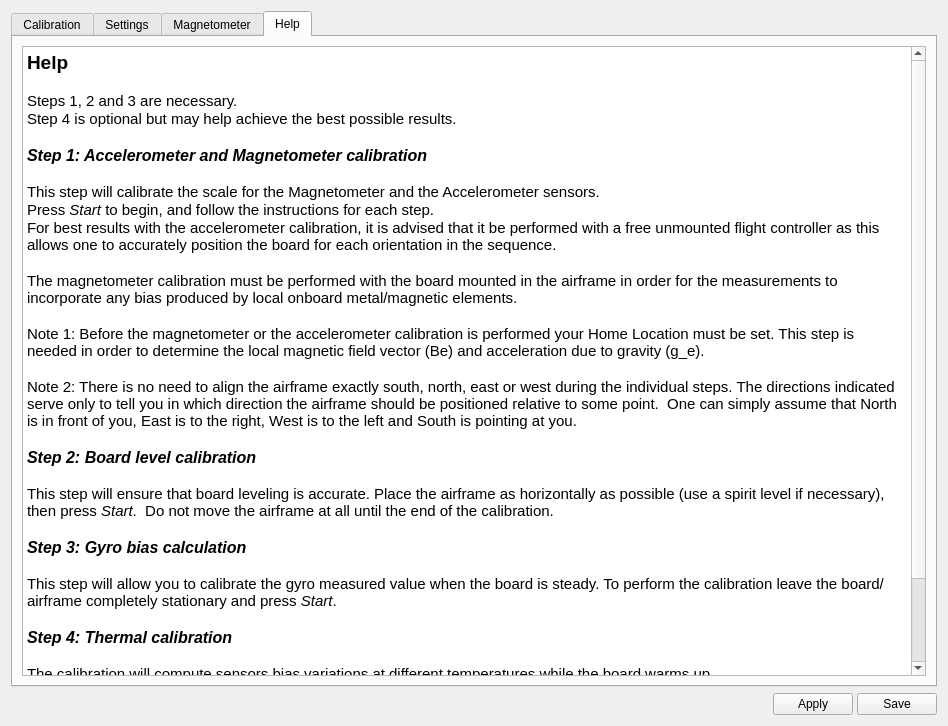
Above: ground/gcs/src/plugins/config/revosensors.ui from librepilot/LibrePilot before the change. Below: the same form after it.
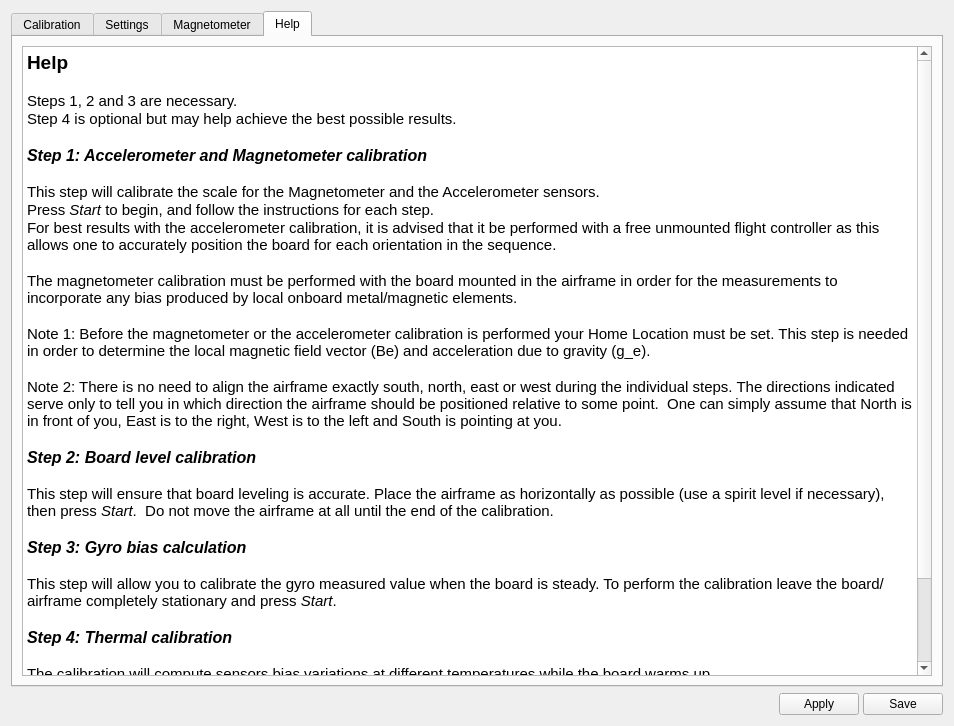
That is the form after the change. The open tabs and pages were chosen to show the change. Icons and pictures are not drawn.

Commit message: LP-245: config: all buttons (help, apply, save, ...) are now handled through autobinding

Patch:
```diff
--- a/ground/gcs/src/plugins/config/revosensors.ui
+++ b/ground/gcs/src/plugins/config/revosensors.ui
@@ -6,7 +6,7 @@
    <rect>
     <x>0</x>
     <y>0</y>
-    <width>935</width>
+    <width>954</width>
     <height>726</height>
    </rect>
   </property>
@@ -1707,38 +1707,38 @@
           <string>&lt;!DOCTYPE HTML PUBLIC &quot;-//W3C//DTD HTML 4.0//EN&quot; &quot;http://www.w3.org/TR/REC-html40/strict.dtd&quot;&gt;
 &lt;html&gt;&lt;head&gt;&lt;meta name=&quot;qrichtext&quot; content=&quot;1&quot; /&gt;&lt;style type=&quot;text/css&quot;&gt;
 p, li { white-space: pre-wrap; }
-&lt;/style&gt;&lt;/head&gt;&lt;body style=&quot; font-family:'MS Shell Dlg 2'; font-size:8.25pt; font-weight:400; font-style:normal;&quot;&gt;
-&lt;p style=&quot; margin-top:0px; margin-bottom:0px; margin-left:0px; margin-right:0px; -qt-block-indent:0; text-indent:0px;&quot;&gt;&lt;span style=&quot; font-size:14pt; font-weight:600;&quot;&gt;Help&lt;/span&gt;&lt;/p&gt;
-&lt;p style=&quot;-qt-paragraph-type:empty; margin-top:0px; margin-bottom:0px; margin-left:0px; margin-right:0px; -qt-block-indent:0; text-indent:0px; font-size:11pt;&quot;&gt;&lt;br /&gt;&lt;/p&gt;
-&lt;p style=&quot; margin-top:0px; margin-bottom:0px; margin-left:0px; margin-right:0px; -qt-block-indent:0; text-indent:0px;&quot;&gt;&lt;span style=&quot; font-size:11pt;&quot;&gt;Steps 1, 2 and 3 are necessary.&lt;/span&gt;&lt;/p&gt;
-&lt;p style=&quot; margin-top:0px; margin-bottom:0px; margin-left:0px; margin-right:0px; -qt-block-indent:0; text-indent:0px;&quot;&gt;&lt;span style=&quot; font-size:11pt;&quot;&gt;Step 4 is optional but may help achieve the best possible results.&lt;/span&gt;&lt;/p&gt;
-&lt;p style=&quot;-qt-paragraph-type:empty; margin-top:0px; margin-bottom:0px; margin-left:0px; margin-right:0px; -qt-block-indent:0; text-indent:0px; font-size:11pt;&quot;&gt;&lt;br /&gt;&lt;/p&gt;
-&lt;p style=&quot; margin-top:0px; margin-bottom:0px; margin-left:0px; margin-right:0px; -qt-block-indent:0; text-indent:0px;&quot;&gt;&lt;span style=&quot; font-size:12pt; font-weight:600; font-style:italic;&quot;&gt;Step 1: Accelerometer and Magnetometer calibration&lt;/span&gt;&lt;/p&gt;
-&lt;p style=&quot;-qt-paragraph-type:empty; margin-top:0px; margin-bottom:0px; margin-left:0px; margin-right:0px; -qt-block-indent:0; text-indent:0px; font-size:11pt;&quot;&gt;&lt;br /&gt;&lt;/p&gt;
-&lt;p style=&quot; margin-top:0px; margin-bottom:0px; margin-left:0px; margin-right:0px; -qt-block-indent:0; text-indent:0px;&quot;&gt;&lt;span style=&quot; font-size:11pt;&quot;&gt;This step will calibrate the scale for the Magnetometer and the Accelerometer sensors. &lt;/span&gt;&lt;/p&gt;
-&lt;p style=&quot; margin-top:0px; margin-bottom:0px; margin-left:0px; margin-right:0px; -qt-block-indent:0; text-indent:0px;&quot;&gt;&lt;span style=&quot; font-size:11pt;&quot;&gt;Press &lt;/span&gt;&lt;span style=&quot; font-size:11pt; font-style:italic;&quot;&gt;Start&lt;/span&gt;&lt;span style=&quot; font-size:11pt;&quot;&gt; to begin, and follow the instructions for each step. &lt;/span&gt;&lt;/p&gt;
-&lt;p style=&quot; margin-top:0px; margin-bottom:0px; margin-left:0px; margin-right:0px; -qt-block-indent:0; text-indent:0px;&quot;&gt;&lt;span style=&quot; font-size:11pt;&quot;&gt;For best results with the accelerometer calibration, it is advised that it be performed with a free unmounted flight controller as this allows one to accurately position the board for each orientation in the sequence.&lt;/span&gt;&lt;/p&gt;
-&lt;p style=&quot;-qt-paragraph-type:empty; margin-top:0px; margin-bottom:0px; margin-left:0px; margin-right:0px; -qt-block-indent:0; text-indent:0px; font-size:11pt;&quot;&gt;&lt;br /&gt;&lt;/p&gt;
-&lt;p style=&quot; margin-top:0px; margin-bottom:0px; margin-left:0px; margin-right:0px; -qt-block-indent:0; text-indent:0px;&quot;&gt;&lt;span style=&quot; font-size:11pt;&quot;&gt;The magnetometer calibration must be performed with the board mounted in the airframe in order for the measurements to incorporate any bias produced by local onboard metal/magnetic elements.&lt;/span&gt;&lt;/p&gt;
-&lt;p style=&quot;-qt-paragraph-type:empty; margin-top:0px; margin-bottom:0px; margin-left:0px; margin-right:0px; -qt-block-indent:0; text-indent:0px; font-size:11pt;&quot;&gt;&lt;br /&gt;&lt;/p&gt;
-&lt;p style=&quot; margin-top:0px; margin-bottom:0px; margin-left:0px; margin-right:0px; -qt-block-indent:0; text-indent:0px;&quot;&gt;&lt;span style=&quot; font-size:11pt;&quot;&gt;Note 1: Before the magnetometer or the accelerometer calibration is performed your Home Location must be set. This step is needed in order to determine the local magnetic field vector (Be) and acceleration due to gravity (g_e).&lt;/span&gt;&lt;/p&gt;
-&lt;p style=&quot;-qt-paragraph-type:empty; margin-top:0px; margin-bottom:0px; margin-left:0px; margin-right:0px; -qt-block-indent:0; text-indent:0px; font-size:11pt;&quot;&gt;&lt;br /&gt;&lt;/p&gt;
-&lt;p style=&quot; margin-top:0px; margin-bottom:0px; margin-left:0px; margin-right:0px; -qt-block-indent:0; text-indent:0px;&quot;&gt;&lt;span style=&quot; font-size:11pt;&quot;&gt;Note 2: There is no need to align the airframe exactly south, north, east or west during the individual steps. The directions indicated serve only to tell you in which direction the airframe should be positioned relative to some point.  One can simply assume that North is in front of you, East is to the right, West is to the left and South is pointing at you.&lt;/span&gt;&lt;/p&gt;
-&lt;p style=&quot;-qt-paragraph-type:empty; margin-top:0px; margin-bottom:0px; margin-left:0px; margin-right:0px; -qt-block-indent:0; text-indent:0px; font-size:11pt;&quot;&gt;&lt;br /&gt;&lt;/p&gt;
-&lt;p style=&quot; margin-top:0px; margin-bottom:0px; margin-left:0px; margin-right:0px; -qt-block-indent:0; text-indent:0px;&quot;&gt;&lt;span style=&quot; font-size:12pt; font-weight:600; font-style:italic;&quot;&gt;Step 2: Board level calibration&lt;/span&gt;&lt;/p&gt;
-&lt;p style=&quot;-qt-paragraph-type:empty; margin-top:0px; margin-bottom:0px; margin-left:0px; margin-right:0px; -qt-block-indent:0; text-indent:0px; font-size:11pt;&quot;&gt;&lt;br /&gt;&lt;/p&gt;
-&lt;p style=&quot; margin-top:0px; margin-bottom:0px; margin-left:0px; margin-right:0px; -qt-block-indent:0; text-indent:0px;&quot;&gt;&lt;span style=&quot; font-size:11pt;&quot;&gt;This step will ensure that board leveling is accurate. Place the airframe as horizontally as possible (use a spirit level if necessary), then press &lt;/span&gt;&lt;span style=&quot; font-size:11pt; font-style:italic;&quot;&gt;Start&lt;/span&gt;&lt;span style=&quot; font-size:11pt;&quot;&gt;.  Do not move the airframe at all until the end of the calibration.&lt;/span&gt;&lt;/p&gt;
-&lt;p style=&quot;-qt-paragraph-type:empty; margin-top:0px; margin-bottom:0px; margin-left:0px; margin-right:0px; -qt-block-indent:0; text-indent:0px; font-size:11pt;&quot;&gt;&lt;br /&gt;&lt;/p&gt;
-&lt;p style=&quot; margin-top:0px; margin-bottom:0px; margin-left:0px; margin-right:0px; -qt-block-indent:0; text-indent:0px;&quot;&gt;&lt;span style=&quot; font-size:12pt; font-weight:600; font-style:italic;&quot;&gt;Step 3: Gyro bias calculation&lt;/span&gt;&lt;/p&gt;
-&lt;p style=&quot;-qt-paragraph-type:empty; margin-top:0px; margin-bottom:0px; margin-left:0px; margin-right:0px; -qt-block-indent:0; text-indent:0px; font-size:11pt;&quot;&gt;&lt;br /&gt;&lt;/p&gt;
-&lt;p style=&quot; margin-top:0px; margin-bottom:0px; margin-left:0px; margin-right:0px; -qt-block-indent:0; text-indent:0px;&quot;&gt;&lt;span style=&quot; font-size:11pt;&quot;&gt;This step will allow you to calibrate the gyro measured value when the board is steady. To perform the calibration leave the board/airframe completely stationary and press &lt;/span&gt;&lt;span style=&quot; font-size:11pt; font-style:italic;&quot;&gt;Start&lt;/span&gt;&lt;span style=&quot; font-size:11pt;&quot;&gt;. &lt;/span&gt;&lt;/p&gt;
-&lt;p style=&quot;-qt-paragraph-type:empty; margin-top:0px; margin-bottom:0px; margin-left:0px; margin-right:0px; -qt-block-indent:0; text-indent:0px; font-size:11pt;&quot;&gt;&lt;br /&gt;&lt;/p&gt;
-&lt;p style=&quot; margin-top:0px; margin-bottom:0px; margin-left:0px; margin-right:0px; -qt-block-indent:0; text-indent:0px;&quot;&gt;&lt;span style=&quot; font-size:12pt; font-weight:600; font-style:italic;&quot;&gt;Step 4: Thermal calibration&lt;/span&gt;&lt;/p&gt;
-&lt;p style=&quot;-qt-paragraph-type:empty; margin-top:0px; margin-bottom:0px; margin-left:0px; margin-right:0px; -qt-block-indent:0; text-indent:0px; font-size:11pt;&quot;&gt;&lt;br /&gt;&lt;/p&gt;
-&lt;p style=&quot; margin-top:0px; margin-bottom:0px; margin-left:0px; margin-right:0px; -qt-block-indent:0; text-indent:0px;&quot;&gt;&lt;span style=&quot; font-size:11pt;&quot;&gt;The calibration will compute sensors bias variations at different temperatures while the board warms up.&lt;/span&gt;&lt;/p&gt;
-&lt;p style=&quot; margin-top:0px; margin-bottom:0px; margin-left:0px; margin-right:0px; -qt-block-indent:0; text-indent:0px;&quot;&gt;&lt;span style=&quot; font-size:11pt;&quot;&gt;This allows a certain amount of correction of those bias variations against temperature changes.  It improves altitude hold accuracy and reduces yaw drift.&lt;/span&gt;&lt;/p&gt;
-&lt;p style=&quot; margin-top:0px; margin-bottom:0px; margin-left:0px; margin-right:0px; -qt-block-indent:0; text-indent:0px;&quot;&gt;&lt;span style=&quot; font-size:11pt;&quot;&gt;To perform this calibration disconnect any power from the board and leave it to cool down at room temperature for 15-20 minutes. Then attach the usb connector to the board and press &lt;/span&gt;&lt;span style=&quot; font-size:11pt; font-style:italic;&quot;&gt;Start&lt;/span&gt;&lt;span style=&quot; font-size:11pt;&quot;&gt;, leaving the board completely stationary. Wait until complete.&lt;/span&gt;&lt;/p&gt;
-&lt;p style=&quot;-qt-paragraph-type:empty; margin-top:0px; margin-bottom:0px; margin-left:0px; margin-right:0px; -qt-block-indent:0; text-indent:0px; font-size:11pt;&quot;&gt;&lt;br /&gt;&lt;/p&gt;&lt;/body&gt;&lt;/html&gt;</string>
+&lt;/style&gt;&lt;/head&gt;&lt;body style=&quot; font-family:'Ubuntu'; font-size:11pt; font-weight:400; font-style:normal;&quot;&gt;
+&lt;p style=&quot; margin-top:0px; margin-bottom:0px; margin-left:0px; margin-right:0px; -qt-block-indent:0; text-indent:0px;&quot;&gt;&lt;span style=&quot; font-family:'MS Shell Dlg 2'; font-size:14pt; font-weight:600;&quot;&gt;Help&lt;/span&gt;&lt;/p&gt;
+&lt;p style=&quot;-qt-paragraph-type:empty; margin-top:0px; margin-bottom:0px; margin-left:0px; margin-right:0px; -qt-block-indent:0; text-indent:0px; font-family:'MS Shell Dlg 2';&quot;&gt;&lt;br /&gt;&lt;/p&gt;
+&lt;p style=&quot; margin-top:0px; margin-bottom:0px; margin-left:0px; margin-right:0px; -qt-block-indent:0; text-indent:0px;&quot;&gt;&lt;span style=&quot; font-family:'MS Shell Dlg 2';&quot;&gt;Steps 1, 2 and 3 are necessary.&lt;/span&gt;&lt;/p&gt;
+&lt;p style=&quot; margin-top:0px; margin-bottom:0px; margin-left:0px; margin-right:0px; -qt-block-indent:0; text-indent:0px;&quot;&gt;&lt;span style=&quot; font-family:'MS Shell Dlg 2';&quot;&gt;Step 4 is optional but may help achieve the best possible results.&lt;/span&gt;&lt;/p&gt;
+&lt;p style=&quot;-qt-paragraph-type:empty; margin-top:0px; margin-bottom:0px; margin-left:0px; margin-right:0px; -qt-block-indent:0; text-indent:0px; font-family:'MS Shell Dlg 2';&quot;&gt;&lt;br /&gt;&lt;/p&gt;
+&lt;p style=&quot; margin-top:0px; margin-bottom:0px; margin-left:0px; margin-right:0px; -qt-block-indent:0; text-indent:0px;&quot;&gt;&lt;span style=&quot; font-family:'MS Shell Dlg 2'; font-size:12pt; font-weight:600; font-style:italic;&quot;&gt;Step 1: Accelerometer and Magnetometer calibration&lt;/span&gt;&lt;/p&gt;
+&lt;p style=&quot;-qt-paragraph-type:empty; margin-top:0px; margin-bottom:0px; margin-left:0px; margin-right:0px; -qt-block-indent:0; text-indent:0px; font-family:'MS Shell Dlg 2';&quot;&gt;&lt;br /&gt;&lt;/p&gt;
+&lt;p style=&quot; margin-top:0px; margin-bottom:0px; margin-left:0px; margin-right:0px; -qt-block-indent:0; text-indent:0px;&quot;&gt;&lt;span style=&quot; font-family:'MS Shell Dlg 2';&quot;&gt;This step will calibrate the scale for the Magnetometer and the Accelerometer sensors. &lt;/span&gt;&lt;/p&gt;
+&lt;p style=&quot; margin-top:0px; margin-bottom:0px; margin-left:0px; margin-right:0px; -qt-block-indent:0; text-indent:0px;&quot;&gt;&lt;span style=&quot; font-family:'MS Shell Dlg 2';&quot;&gt;Press &lt;/span&gt;&lt;span style=&quot; font-family:'MS Shell Dlg 2'; font-style:italic;&quot;&gt;Start&lt;/span&gt;&lt;span style=&quot; font-family:'MS Shell Dlg 2';&quot;&gt; to begin, and follow the instructions for each step. &lt;/span&gt;&lt;/p&gt;
+&lt;p style=&quot; margin-top:0px; margin-bottom:0px; margin-left:0px; margin-right:0px; -qt-block-indent:0; text-indent:0px;&quot;&gt;&lt;span style=&quot; font-family:'MS Shell Dlg 2';&quot;&gt;For best results with the accelerometer calibration, it is advised that it be performed with a free unmounted flight controller as this allows one to accurately position the board for each orientation in the sequence.&lt;/span&gt;&lt;/p&gt;
+&lt;p style=&quot;-qt-paragraph-type:empty; margin-top:0px; margin-bottom:0px; margin-left:0px; margin-right:0px; -qt-block-indent:0; text-indent:0px; font-family:'MS Shell Dlg 2';&quot;&gt;&lt;br /&gt;&lt;/p&gt;
+&lt;p style=&quot; margin-top:0px; margin-bottom:0px; margin-left:0px; margin-right:0px; -qt-block-indent:0; text-indent:0px;&quot;&gt;&lt;span style=&quot; font-family:'MS Shell Dlg 2';&quot;&gt;The magnetometer calibration must be performed with the board mounted in the airframe in order for the measurements to incorporate any bias produced by local onboard metal/magnetic elements.&lt;/span&gt;&lt;/p&gt;
+&lt;p style=&quot;-qt-paragraph-type:empty; margin-top:0px; margin-bottom:0px; margin-left:0px; margin-right:0px; -qt-block-indent:0; text-indent:0px; font-family:'MS Shell Dlg 2';&quot;&gt;&lt;br /&gt;&lt;/p&gt;
+&lt;p style=&quot; margin-top:0px; margin-bottom:0px; margin-left:0px; margin-right:0px; -qt-block-indent:0; text-indent:0px;&quot;&gt;&lt;span style=&quot; font-family:'MS Shell Dlg 2';&quot;&gt;Note 1: Before the magnetometer or the accelerometer calibration is performed your Home Location must be set. This step is needed in order to determine the local magnetic field vector (Be) and acceleration due to gravity (g_e).&lt;/span&gt;&lt;/p&gt;
+&lt;p style=&quot;-qt-paragraph-type:empty; margin-top:0px; margin-bottom:0px; margin-left:0px; margin-right:0px; -qt-block-indent:0; text-indent:0px; font-family:'MS Shell Dlg 2';&quot;&gt;&lt;br /&gt;&lt;/p&gt;
+&lt;p style=&quot; margin-top:0px; margin-bottom:0px; margin-left:0px; margin-right:0px; -qt-block-indent:0; text-indent:0px;&quot;&gt;&lt;span style=&quot; font-family:'MS Shell Dlg 2';&quot;&gt;Note 2: There is no need to align the airframe exactly south, north, east or west during the individual steps. The directions indicated serve only to tell you in which direction the airframe should be positioned relative to some point.  One can simply assume that North is in front of you, East is to the right, West is to the left and South is pointing at you.&lt;/span&gt;&lt;/p&gt;
+&lt;p style=&quot;-qt-paragraph-type:empty; margin-top:0px; margin-bottom:0px; margin-left:0px; margin-right:0px; -qt-block-indent:0; text-indent:0px; font-family:'MS Shell Dlg 2';&quot;&gt;&lt;br /&gt;&lt;/p&gt;
+&lt;p style=&quot; margin-top:0px; margin-bottom:0px; margin-left:0px; margin-right:0px; -qt-block-indent:0; text-indent:0px;&quot;&gt;&lt;span style=&quot; font-family:'MS Shell Dlg 2'; font-size:12pt; font-weight:600; font-style:italic;&quot;&gt;Step 2: Board level calibration&lt;/span&gt;&lt;/p&gt;
+&lt;p style=&quot;-qt-paragraph-type:empty; margin-top:0px; margin-bottom:0px; margin-left:0px; margin-right:0px; -qt-block-indent:0; text-indent:0px; font-family:'MS Shell Dlg 2';&quot;&gt;&lt;br /&gt;&lt;/p&gt;
+&lt;p style=&quot; margin-top:0px; margin-bottom:0px; margin-left:0px; margin-right:0px; -qt-block-indent:0; text-indent:0px;&quot;&gt;&lt;span style=&quot; font-family:'MS Shell Dlg 2';&quot;&gt;This step will ensure that board leveling is accurate. Place the airframe as horizontally as possible (use a spirit level if necessary), then press &lt;/span&gt;&lt;span style=&quot; font-family:'MS Shell Dlg 2'; font-style:italic;&quot;&gt;Start&lt;/span&gt;&lt;span style=&quot; font-family:'MS Shell Dlg 2';&quot;&gt;.  Do not move the airframe at all until the end of the calibration.&lt;/span&gt;&lt;/p&gt;
+&lt;p style=&quot;-qt-paragraph-type:empty; margin-top:0px; margin-bottom:0px; margin-left:0px; margin-right:0px; -qt-block-indent:0; text-indent:0px; font-family:'MS Shell Dlg 2';&quot;&gt;&lt;br /&gt;&lt;/p&gt;
+&lt;p style=&quot; margin-top:0px; margin-bottom:0px; margin-left:0px; margin-right:0px; -qt-block-indent:0; text-indent:0px;&quot;&gt;&lt;span style=&quot; font-family:'MS Shell Dlg 2'; font-size:12pt; font-weight:600; font-style:italic;&quot;&gt;Step 3: Gyro bias calculation&lt;/span&gt;&lt;/p&gt;
+&lt;p style=&quot;-qt-paragraph-type:empty; margin-top:0px; margin-bottom:0px; margin-left:0px; margin-right:0px; -qt-block-indent:0; text-indent:0px; font-family:'MS Shell Dlg 2';&quot;&gt;&lt;br /&gt;&lt;/p&gt;
+&lt;p style=&quot; margin-top:0px; margin-bottom:0px; margin-left:0px; margin-right:0px; -qt-block-indent:0; text-indent:0px;&quot;&gt;&lt;span style=&quot; font-family:'MS Shell Dlg 2';&quot;&gt;This step will allow you to calibrate the gyro measured value when the board is steady. To perform the calibration leave the board/airframe completely stationary and press &lt;/span&gt;&lt;span style=&quot; font-family:'MS Shell Dlg 2'; font-style:italic;&quot;&gt;Start&lt;/span&gt;&lt;span style=&quot; font-family:'MS Shell Dlg 2';&quot;&gt;. &lt;/span&gt;&lt;/p&gt;
+&lt;p style=&quot;-qt-paragraph-type:empty; margin-top:0px; margin-bottom:0px; margin-left:0px; margin-right:0px; -qt-block-indent:0; text-indent:0px; font-family:'MS Shell Dlg 2';&quot;&gt;&lt;br /&gt;&lt;/p&gt;
+&lt;p style=&quot; margin-top:0px; margin-bottom:0px; margin-left:0px; margin-right:0px; -qt-block-indent:0; text-indent:0px;&quot;&gt;&lt;span style=&quot; font-family:'MS Shell Dlg 2'; font-size:12pt; font-weight:600; font-style:italic;&quot;&gt;Step 4: Thermal calibration&lt;/span&gt;&lt;/p&gt;
+&lt;p style=&quot;-qt-paragraph-type:empty; margin-top:0px; margin-bottom:0px; margin-left:0px; margin-right:0px; -qt-block-indent:0; text-indent:0px; font-family:'MS Shell Dlg 2';&quot;&gt;&lt;br /&gt;&lt;/p&gt;
+&lt;p style=&quot; margin-top:0px; margin-bottom:0px; margin-left:0px; margin-right:0px; -qt-block-indent:0; text-indent:0px;&quot;&gt;&lt;span style=&quot; font-family:'MS Shell Dlg 2';&quot;&gt;The calibration will compute sensors bias variations at different temperatures while the board warms up.&lt;/span&gt;&lt;/p&gt;
+&lt;p style=&quot; margin-top:0px; margin-bottom:0px; margin-left:0px; margin-right:0px; -qt-block-indent:0; text-indent:0px;&quot;&gt;&lt;span style=&quot; font-family:'MS Shell Dlg 2';&quot;&gt;This allows a certain amount of correction of those bias variations against temperature changes.  It improves altitude hold accuracy and reduces yaw drift.&lt;/span&gt;&lt;/p&gt;
+&lt;p style=&quot; margin-top:0px; margin-bottom:0px; margin-left:0px; margin-right:0px; -qt-block-indent:0; text-indent:0px;&quot;&gt;&lt;span style=&quot; font-family:'MS Shell Dlg 2';&quot;&gt;To perform this calibration disconnect any power from the board and leave it to cool down at room temperature for 15-20 minutes. Then attach the usb connector to the board and press &lt;/span&gt;&lt;span style=&quot; font-family:'MS Shell Dlg 2'; font-style:italic;&quot;&gt;Start&lt;/span&gt;&lt;span style=&quot; font-family:'MS Shell Dlg 2';&quot;&gt;, leaving the board completely stationary. Wait until complete.&lt;/span&gt;&lt;/p&gt;
+&lt;p style=&quot;-qt-paragraph-type:empty; margin-top:0px; margin-bottom:0px; margin-left:0px; margin-right:0px; -qt-block-indent:0; text-indent:0px; font-family:'MS Shell Dlg 2';&quot;&gt;&lt;br /&gt;&lt;/p&gt;&lt;/body&gt;&lt;/html&gt;</string>
          </property>
          <property name="textInteractionFlags">
           <set>Qt::LinksAccessibleByKeyboard|Qt::LinksAccessibleByMouse|Qt::TextBrowserInteraction|Qt::TextSelectableByKeyboard|Qt::TextSelectableByMouse</set>
```
Left out of the diff: 21 changed lines with no effect on the pictures. The commit also changes 44 other files.
